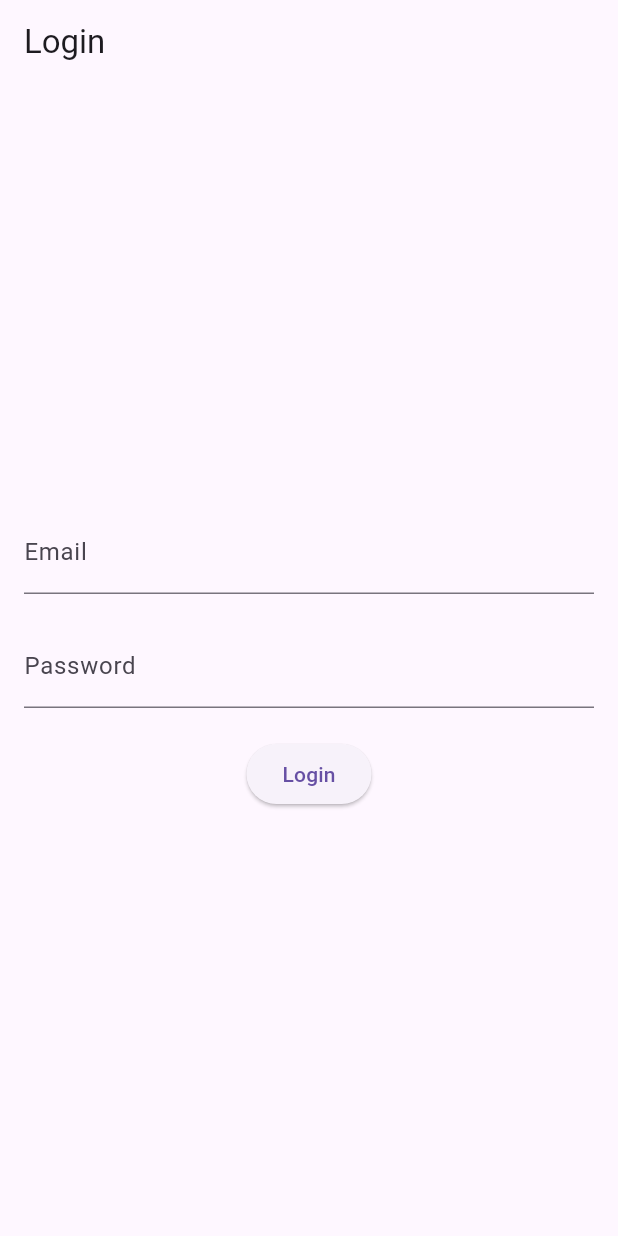
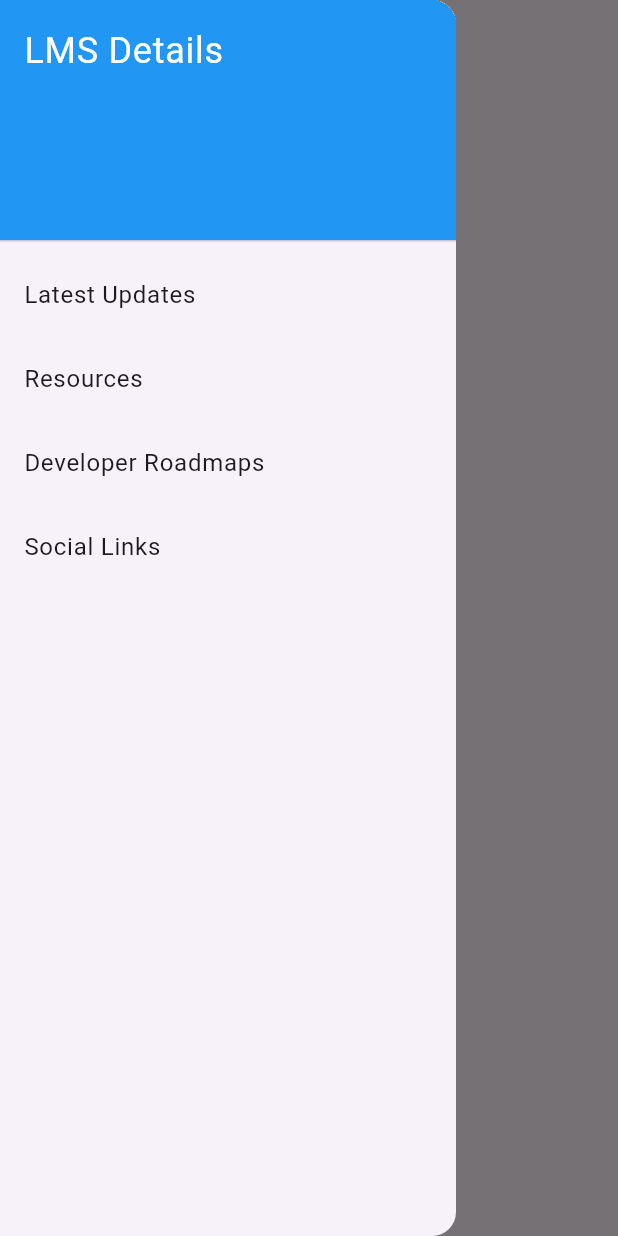
Before and after one commit to salik03/mobtech-dashboardapp, a Flutter app: the screen it shows after launch, with the side drawer open (before the commit the screen has no drawer), on a phone screen of 412 x 824 dp. Run offline on Flutter 3.47's test engine with Material 2 defaults, Android fonts, the light colour scheme and no system bars; our stand-ins replace cloud_firestore, firebase_auth, firebase_core, get, loading_animation_widget, multi_dropdown and 1 more; accounts and stored records are empty.

Commit message:
Implemented Roadmaps Page and UserScreen Landing Page with NavBar

```diff
--- a/lib/main.dart
+++ b/lib/main.dart
@@ -10,23 +10,28 @@ void main() async {
   await Firebase.initializeApp(
     options: DefaultFirebaseOptions.currentPlatform,
   );
-  runApp(LoginApp());
+  runApp(const LoginApp());
 }
 
 class LoginApp extends StatelessWidget {
+  const LoginApp({super.key});
+
   @override
   Widget build(BuildContext context) {
     return MaterialApp(
-      theme: ThemeData(
-        useMaterial3: true,
-      ),
-      debugShowCheckedModeBanner: false,
-      home: LoginScreen(),
-    );
+        theme: ThemeData(
+          useMaterial3: true,
+        ),
+        debugShowCheckedModeBanner: false,
+        home: const userDashBoard()
+        //home: const LoginScreen(),
+        );
   }
 }
 
 class LoginScreen extends StatefulWidget {
+  const LoginScreen({super.key});
+
   @override
   _LoginScreenState createState() => _LoginScreenState();
 }
@@ -57,16 +62,16 @@ class _LoginScreenState extends State<LoginScreen> {
       if (password.contains("core")) {
         Navigator.pushReplacement(
           context,
-          MaterialPageRoute(builder: (context) => userdashboard()),
+          MaterialPageRoute(builder: (context) => const userDashBoard()),
         );
       } else if (password.contains("head")) {
         Navigator.pushReplacement(
           context,
-          MaterialPageRoute(builder: (context) => admindashboard()),
+          MaterialPageRoute(builder: (context) => const admindashboard()),
         );
       } else {
         ScaffoldMessenger.of(context).showSnackBar(
-          SnackBar(
+          const SnackBar(
             content: Text("Invalid email or password."),
             duration: Duration(seconds: 2),
           ),
@@ -79,31 +84,31 @@ class _LoginScreenState extends State<LoginScreen> {
   Widget build(BuildContext context) {
     return Scaffold(
       appBar: AppBar(
-        title: Text('Login'),
+        title: const Text('Login'),
       ),
       body: Padding(
-        padding: EdgeInsets.all(16.0),
+        padding: const EdgeInsets.all(16.0),
         child: Column(
           mainAxisAlignment: MainAxisAlignment.center,
           children: <Widget>[
             TextField(
               controller: emailController,
-              decoration: InputDecoration(
+              decoration: const InputDecoration(
                 labelText: 'Email',
               ),
             ),
             const SizedBox(height: 20.0),
             TextField(
               controller: passwordController,
-              decoration: InputDecoration(
+              decoration: const InputDecoration(
                 labelText: 'Password',
               ),
               obscureText: true,
             ),
-            SizedBox(height: 20.0),
+            const SizedBox(height: 20.0),
             ElevatedButton(
               onPressed: _handleLogin,
-              child: Text('Login'),
+              child: const Text('Login'),
             ),
           ],
         ),
--- /dev/null
+++ b/lib/userhome.dart
@@ -0,0 +1,12 @@
+import 'package:flutter/material.dart';
+
+class UserHome extends StatelessWidget {
+  const UserHome({super.key});
+
+  @override
+  Widget build(BuildContext context) {
+    return const Center(
+      child: Text('Page 1 Content'),
+    );
+  }
+}
--- a/lib/userscreen.dart
+++ b/lib/userscreen.dart
@@ -1,24 +1,87 @@
-import 'package:cloud_firestore/cloud_firestore.dart';
-import 'package:flutter/cupertino.dart';
+import 'package:dashboardapp/resourcespage.dart';
+import 'package:dashboardapp/roadmapspage.dart';
+import 'package:dashboardapp/socialsscreen.dart';
+import 'package:dashboardapp/userhome.dart';
 import 'package:flutter/material.dart';
-import 'package:multi_dropdown/multiselect_dropdown.dart';
-class userdashboard extends StatefulWidget {
-  const userdashboard({super.key});
+
+class userDashBoard extends StatefulWidget {
+  const userDashBoard({super.key});
 
   @override
-  State<userdashboard> createState() => _userdashboardState();
+  _userDashBoardState createState() => _userDashBoardState();
 }
 
-class _userdashboardState extends State<userdashboard> {
+class _userDashBoardState extends State<userDashBoard> {
+  int _selectedIndex = 0;
+
+  final List<Widget> _pages = [
+    const UserHome(),
+    const ResourcesPage(),
+    const roadMapsPage(),
+    // WebViewApp(
+    //   roadmaplink: 'https://roadmap.sh/backend',
+    // ),
+    const SocialsPage(),
+  ];
+
+  void _onItemTapped(int index) {
+    setState(() {
+      _selectedIndex = index;
+    });
+  }
 
   @override
   Widget build(BuildContext context) {
     return Scaffold(
       appBar: AppBar(
-        title: const Text('Mobile Tech'),
+        title: const Text('LMS App'),
       ),
-      body: const Center(
-        child: Text('User Dashboard'),
+      body: _pages[_selectedIndex],
+      drawer: Drawer(
+        child: ListView(
+          children: <Widget>[
+            const DrawerHeader(
+              decoration: BoxDecoration(
+                color: Colors.blue,
+              ),
+              child: Text(
+                'LMS Details',
+                style: TextStyle(
+                  color: Colors.white,
+                  fontSize: 24,
+                ),
+              ),
+            ),
+            ListTile(
+              title: const Text('Latest Updates'),
+              onTap: () {
+                _onItemTapped(0);
+                Navigator.pop(context);
+              },
+            ),
+            ListTile(
+              title: const Text('Resources'),
+              onTap: () {
+                _onItemTapped(1);
+                Navigator.pop(context);
+              },
+            ),
+            ListTile(
+              title: const Text('Developer Roadmaps'),
+              onTap: () {
+                _onItemTapped(2);
+                Navigator.pop(context);
+              },
+            ),
+            ListTile(
+              title: const Text('Social Links'),
+              onTap: () {
+                _onItemTapped(3);
+                Navigator.pop(context);
+              },
+            ),
+          ],
+        ),
       ),
     );
   }
--- a/pubspec.yaml
+++ b/pubspec.yaml
@@ -45,6 +45,8 @@ dependencies:
   multi_dropdown: ^2.0.1
   cloud_firestore: ^4.9.0
   loading_animation_widget: ^1.2.0+4
+  get: ^4.6.5
+  webview_flutter: ^4.2.4
 
 dev_dependencies:
   flutter_test:
```
Also changed, not shown: lib/adminscreen.dart (+31 -33 lines), lib/resourcespage.dart (added, +12 -0 lines), lib/roadmap.dart (added, +40 -0 lines), lib/roadmapspage.dart (added, +76 -0 lines), lib/socialsscreen.dart (added, +12 -0 lines), lib/ui_sizes.dart (added, +22 -0 lines), constants/constants.dart (added), pubspec.lock, 2 other files.
